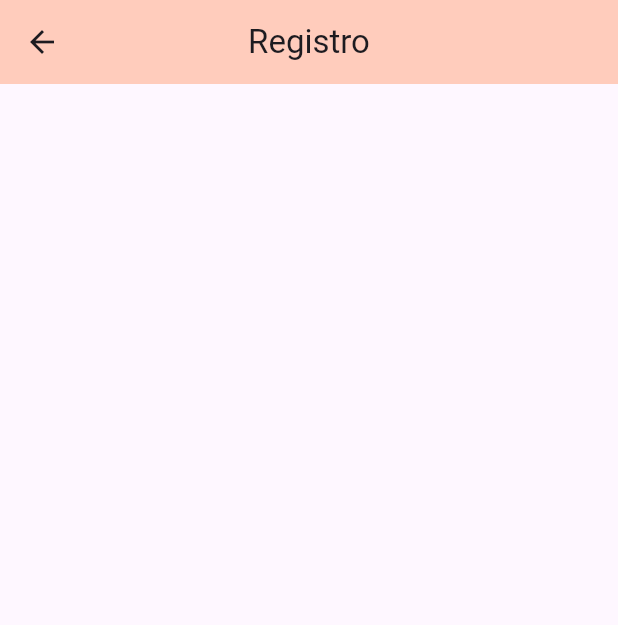
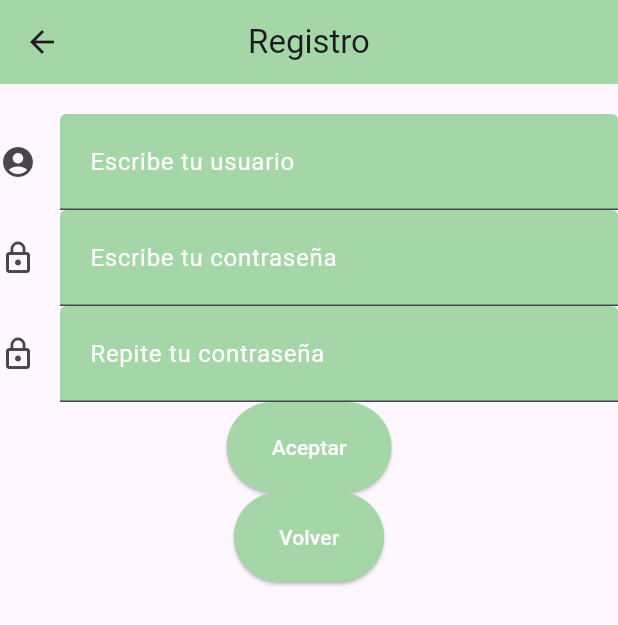
Before and after one commit to elenaaroma/examen_pmdm_psp, a Flutter app: the RegistroView screen opened by its route, on a phone screen of 412 x 824 dp. Shown: the top 625 px of the screen. Run offline on Flutter 3.47's test engine with Material 3 defaults, Android fonts, the phone set to English and light mode, and no system bars; our stand-ins replace firebase_auth; accounts and stored records are empty.

Commit message:
PMDM: diseño de RegistroView.dart

```diff
--- a/lib/OnBoarding/RegistroView.dart
+++ b/lib/OnBoarding/RegistroView.dart
@@ -1,14 +1,89 @@
+import 'package:firebase_auth/firebase_auth.dart';
 import 'package:flutter/cupertino.dart';
 import 'package:flutter/material.dart';
 
+import '../CustomViews/ButtonCustom.dart';
+import '../CustomViews/TextCustom.dart';
+
 class RegistroView extends StatelessWidget{
+
+  late BuildContext _context;
+
+  TextEditingController usernameController=TextEditingController();
+  TextEditingController passwordController=TextEditingController();
+  TextEditingController passwordRepeatController=TextEditingController();
+
+  throwSnackBar(String error){
+    SnackBar snackBar = SnackBar(
+      content: Text(error),
+    );
+    ScaffoldMessenger.of(_context).showSnackBar(snackBar);
+  }
+
+  void onClickCancelar(){
+    Navigator.of(_context).pushNamed("/loginview");
+  }
+  void onClickAceptar() async {
+
+    if(passwordController.text==passwordRepeatController.text) {
+      try {
+        await FirebaseAuth.instance.createUserWithEmailAndPassword(
+          email: usernameController.text,
+          password: passwordController.text,
+        );
+
+        Navigator.of(_context).pushNamed("/perfilview");
+
+      } on FirebaseAuthException catch (e) {
+        if (e.code == 'weak-password') {
+          print('La contraseña es muy debil');
+          throwSnackBar('La contraseña es muy debil');
+        } else if (e.code == 'email-already-in-use') {
+          print('Este email ya esta en uso');
+          throwSnackBar('Este email ya esta en uso');
+        }
+      } catch (e) {
+        print(e);
+      }
+    }
+    else{
+      throwSnackBar('Las contraseñas no son iguales');
+    }
+  }
+
+  void onClickVolver(){
+    Navigator.of(_context).popAndPushNamed("/loginview");
+  }
+
   @override
   Widget build(BuildContext context) {
+
+    _context = context;
+
     return Scaffold(
       appBar: AppBar(title: Text("Registro"),
         centerTitle: true,
-        shadowColor: Colors.red[300],
-        backgroundColor: Colors.deepOrange[100],),
+        shadowColor: Colors.green[400],
+        backgroundColor: Colors.green[200],),
+      body:
+      Padding(padding: EdgeInsets.only(top:20),
+        child:
+        Column(
+          children: [
+            TextCustom(tecController: usernameController, icon: Icon(Icons.account_circle) , sHint: 'Escribe tu usuario', colorCaja: Colors.green[200] ?? Colors.green, colorTexto: Colors.white, colorBorde: Colors.green[400] ?? Colors.green,),
+            TextCustom(tecController: passwordController, icon: Icon(Icons.lock_outline) , sHint: 'Escribe tu contraseña', colorCaja: Colors.green[200] ?? Colors.green, colorTexto: Colors.white, colorBorde: Colors.green[400] ?? Colors.green, blIsPassword: true,),
+            TextCustom(tecController: passwordRepeatController, icon: Icon(Icons.lock_outline) , sHint: 'Repite tu contraseña', colorCaja: Colors.green[200] ?? Colors.green, colorTexto: Colors.white, colorBorde: Colors.green[400] ?? Colors.green, blIsPassword: true,),
+
+
+            ButtonCustom(sText: "Aceptar", event: onClickAceptar, fondo: Colors.green[200] ?? Colors.green, letra: Colors.white, alto: 20, ancho: 30),
+            ButtonCustom(sText: "Volver", event: onClickVolver, fondo: Colors.green[200] ?? Colors.green, letra: Colors.white, alto: 20, ancho: 30)
+
+          ],
+        )
+        ,
+
+      )
+      ,
     );
   }
 
```
